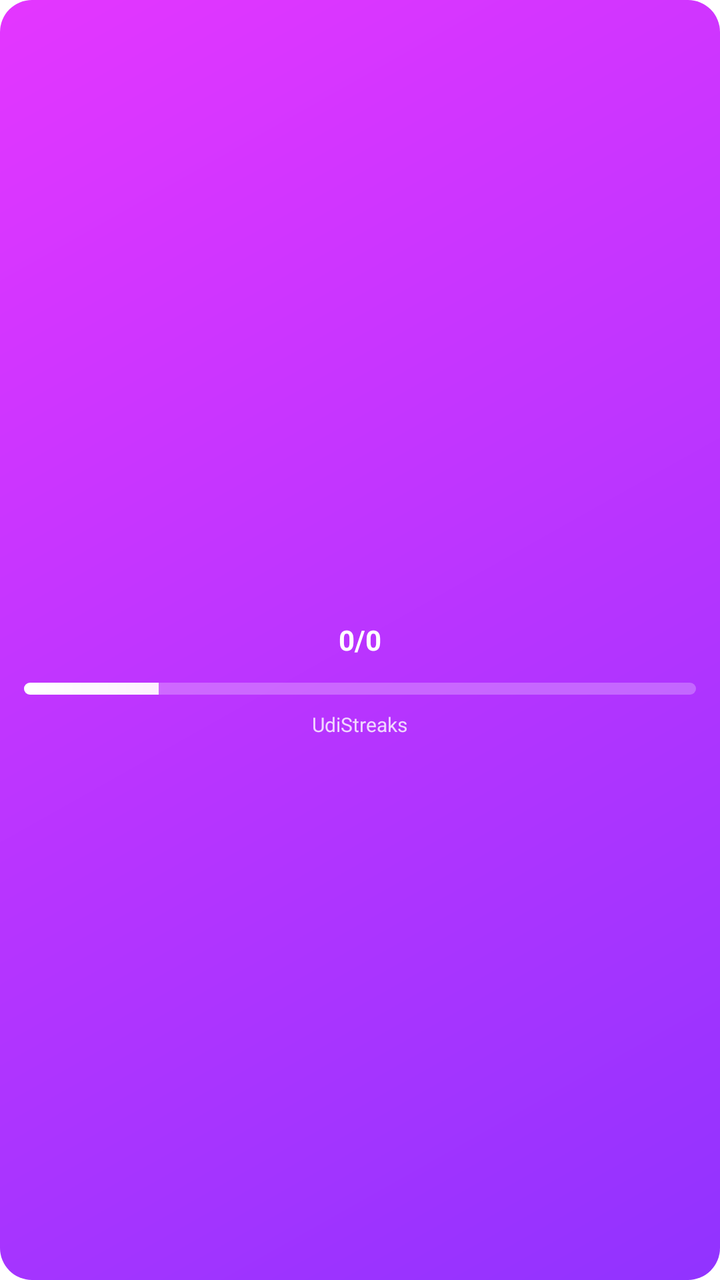
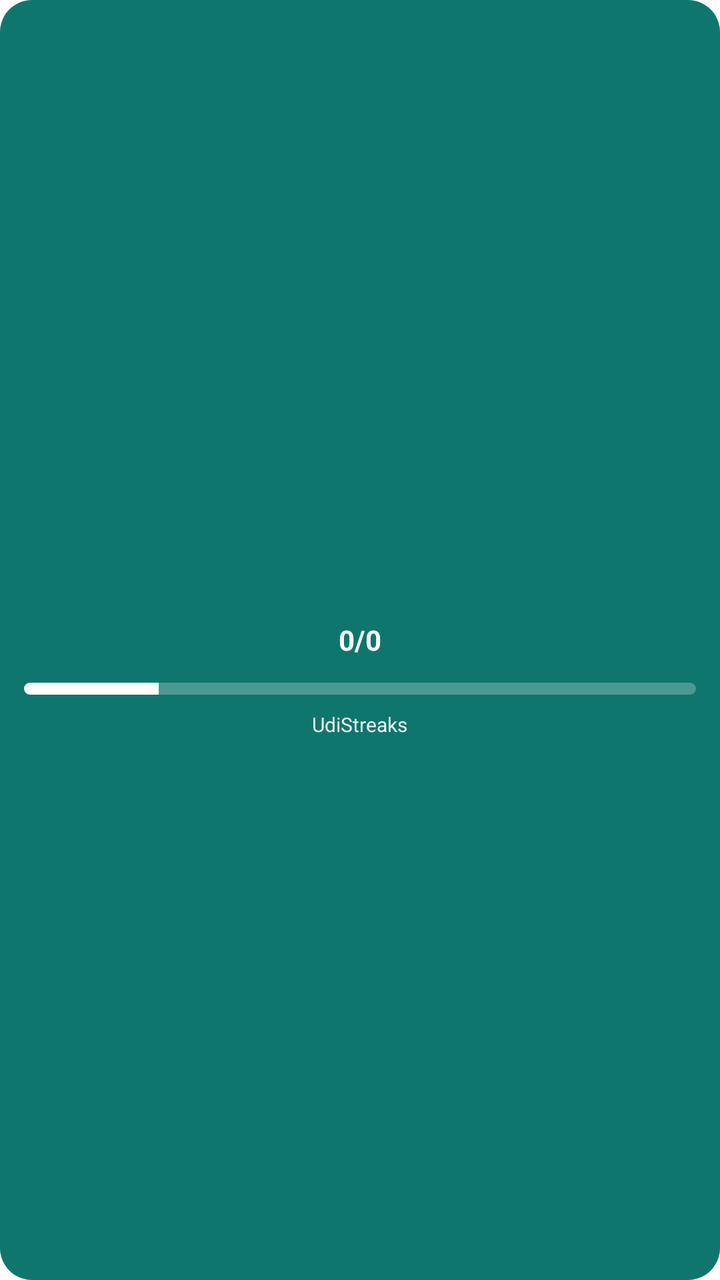

Compare the two renders of this Android layout. The source of the first and the diff that turns it into the second are given below.
<!-- AndroidManifest.xml: fallback theme Theme.MaterialComponents.DayNight.NoActionBar -->
<!-- res/layout/widget_streak.xml -->
<?xml version="1.0" encoding="utf-8"?>
<RelativeLayout xmlns:android="http://schemas.android.com/apk/res/android"
    android:id="@+id/widget_container"
    android:layout_width="match_parent"
    android:layout_height="match_parent"
    android:background="@drawable/widget_background"
    android:padding="12dp">

    <TextView
        android:id="@+id/streak_count"
        android:layout_width="wrap_content"
        android:layout_height="wrap_content"
        android:layout_centerInParent="true"
        android:text="0/0"
        android:textSize="14sp"
        android:textStyle="bold"
        android:textColor="#FFFFFF"
        android:gravity="center" />

    <ProgressBar
        android:id="@+id/streak_progress"
        style="@android:style/Widget.ProgressBar.Horizontal"
        android:layout_width="match_parent"
        android:layout_height="6dp"
        android:layout_below="@id/streak_count"
        android:layout_centerHorizontal="true"
        android:layout_marginTop="12dp"
        android:max="5"
        android:progress="1"
        android:progressDrawable="@drawable/widget_progress"
        android:indeterminate="false" />

    <TextView
        android:id="@+id/app_name"
        android:layout_width="wrap_content"
        android:layout_height="wrap_content"
        android:layout_below="@id/streak_progress"
        android:layout_centerHorizontal="true"
        android:layout_marginTop="8dp"
        android:text="UdiStreaks"
        android:textSize="10sp"
        android:textColor="#CCFFFFFF"
        android:textStyle="normal"
        android:gravity="center" />

</RelativeLayout>
<!-- resources referenced by this layout -->
<resources>
  <!-- drawable widget_background (drawable) -->
  <?xml version="1.0" encoding="utf-8"?>
  <shape xmlns:android="http://schemas.android.com/apk/res/android">
      <gradient
          android:startColor="#9133FF"
          android:endColor="#E436FF"
          android:angle="135" />
      <corners android:radius="16dp" />
  </shape>
  <!-- drawable widget_progress (drawable) -->
  <?xml version="1.0" encoding="utf-8"?>
  <layer-list xmlns:android="http://schemas.android.com/apk/res/android">
      
      <item android:id="@android:id/background">
          <shape>
              <corners android:radius="3dp" />
              <solid android:color="#40FFFFFF" />
          </shape>
      </item>
  
      
      <item android:id="@android:id/secondaryProgress">
          <clip>
              <shape>
                  <corners android:radius="3dp" />
                  <solid android:color="#66FFFFFF" />
              </shape>
          </clip>
      </item>
  
      
      <item android:id="@android:id/progress">
          <clip>
              <shape>
                  <corners android:radius="3dp" />
                  <gradient
                      android:startColor="#FFFFFF"
                      android:endColor="#F8B3FF"
                      android:angle="0" />
              </shape>
          </clip>
      </item>
  </layer-list>
</resources>

<!-- the commit's change to res/layout/widget_streak.xml (unified diff, before → after) -->
@@ -14,7 +14,7 @@
         android:text="0/0"
         android:textSize="14sp"
         android:textStyle="bold"
-        android:textColor="#FFFFFF"
+        android:textColor="@color/widget_on_accent"
         android:gravity="center" />
 
     <ProgressBar
@@ -39,7 +39,7 @@
         android:layout_marginTop="8dp"
         android:text="UdiStreaks"
         android:textSize="10sp"
-        android:textColor="#CCFFFFFF"
+        android:textColor="@color/widget_on_accent_soft"
         android:textStyle="normal"
         android:gravity="center" />
 
<!-- resource entries referenced after the edit -->
@@ -1,12 +1,11 @@
 <!-- resources referenced by this layout -->
 <resources>
+  <color name="widget_on_accent">#FFFFFF</color>
+  <color name="widget_on_accent_soft">#E6FFFFFF</color>
   <!-- drawable widget_background (drawable) -->
   <?xml version="1.0" encoding="utf-8"?>
   <shape xmlns:android="http://schemas.android.com/apk/res/android">
-      <gradient
-          android:startColor="#9133FF"
-          android:endColor="#E436FF"
-          android:angle="135" />
+      <solid android:color="@color/widget_accent" />
       <corners android:radius="16dp" />
   </shape>
   <!-- drawable widget_progress (drawable) -->
@@ -16,18 +15,8 @@
       <item android:id="@android:id/background">
           <shape>
               <corners android:radius="3dp" />
-              <solid android:color="#40FFFFFF" />
+              <solid android:color="@color/widget_track" />
           </shape>
-      </item>
-  
-      
-      <item android:id="@android:id/secondaryProgress">
-          <clip>
-              <shape>
-                  <corners android:radius="3dp" />
-                  <solid android:color="#66FFFFFF" />
-              </shape>
-          </clip>
       </item>
   
       
@@ -35,13 +24,12 @@
           <clip>
               <shape>
                   <corners android:radius="3dp" />
-                  <gradient
-                      android:startColor="#FFFFFF"
-                      android:endColor="#F8B3FF"
-                      android:angle="0" />
+                  <solid android:color="@color/widget_on_accent" />
               </shape>
           </clip>
       </item>
   </layer-list>
+  <color name="widget_accent">#0F766E</color>
+  <color name="widget_track">#40FFFFFF</color>
 </resources>
 
